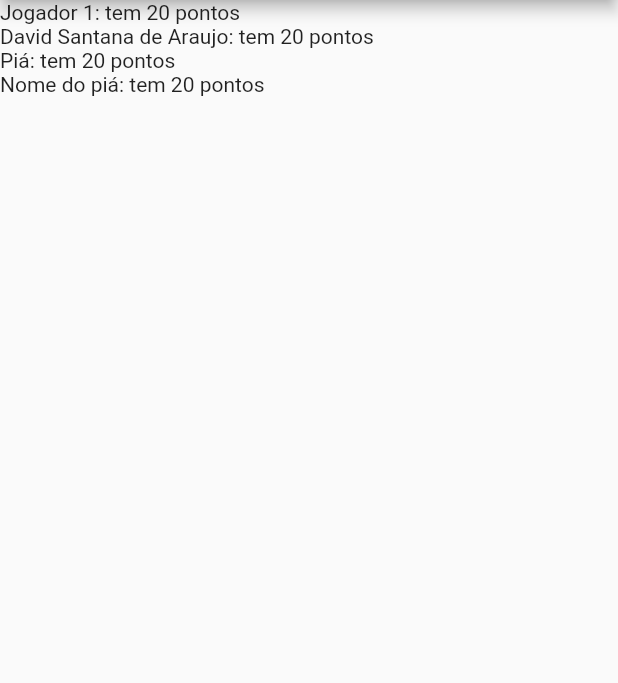
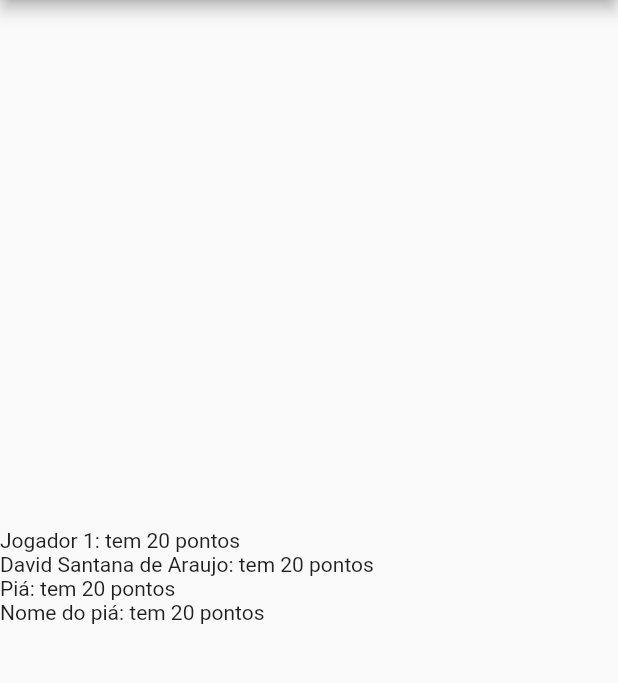
Before and after one commit to davidsdearaujo/text_helpers, a Flutter app: the screen it shows after launch, on a phone screen of 412 x 824 dp, the part 84-767 px from its top. Run offline on Flutter 3.47's test engine with Material 2 defaults, Android fonts, the phone set to English and light mode, and no system bars.

```diff
--- a/example/lib/main.dart
+++ b/example/lib/main.dart
@@ -31,6 +31,7 @@ class _HomePageState extends State<HomePage> {
     return Scaffold(
       appBar: AppBar(title: const Text('Text Helpers Example')),
       body: Column(
+        mainAxisAlignment: MainAxisAlignment.center,
         children: [
           InlineRow(
             wrapIndex: 0,
--- a/pubspec.yaml
+++ b/pubspec.yaml
@@ -1,11 +1,11 @@
 name: text_helpers
 description: Solve text overflow problems.
-version: 1.0.0
+version: 1.0.1
 homepage: https://github.com/davidsdearaujo/text_helpers
 git: https://github.com/davidsdearaujo/text_helpers
 
 environment:
-  sdk: ">=2.15.1 <3.0.0"
+  sdk: ">=2.14.4 <3.0.0"
   flutter: ">=1.17.0"
 
 dependencies:
```
Also changed, not shown: example/pubspec.lock.
